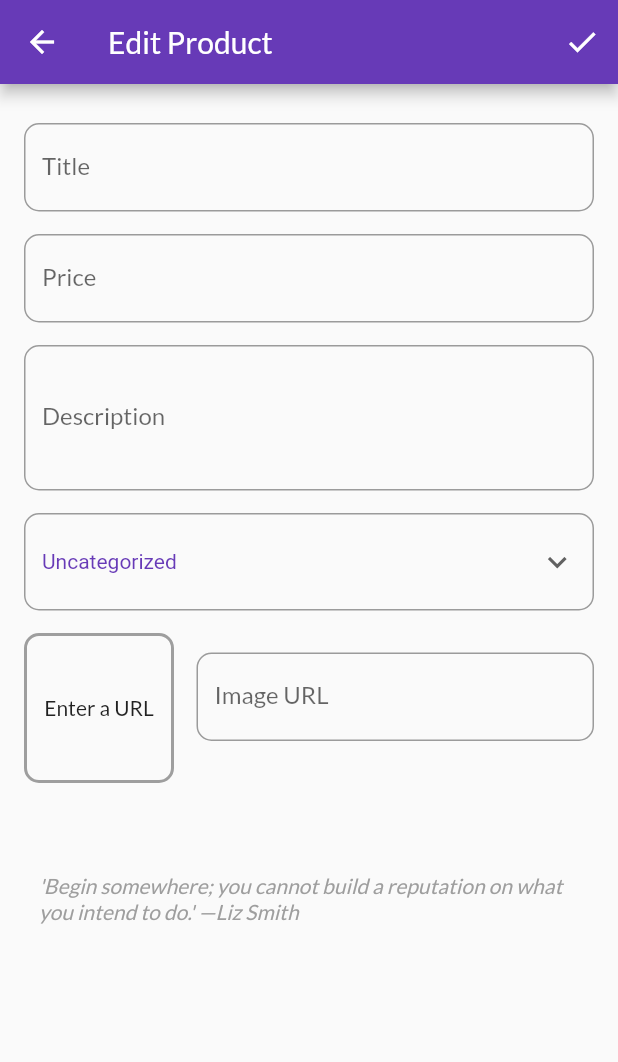
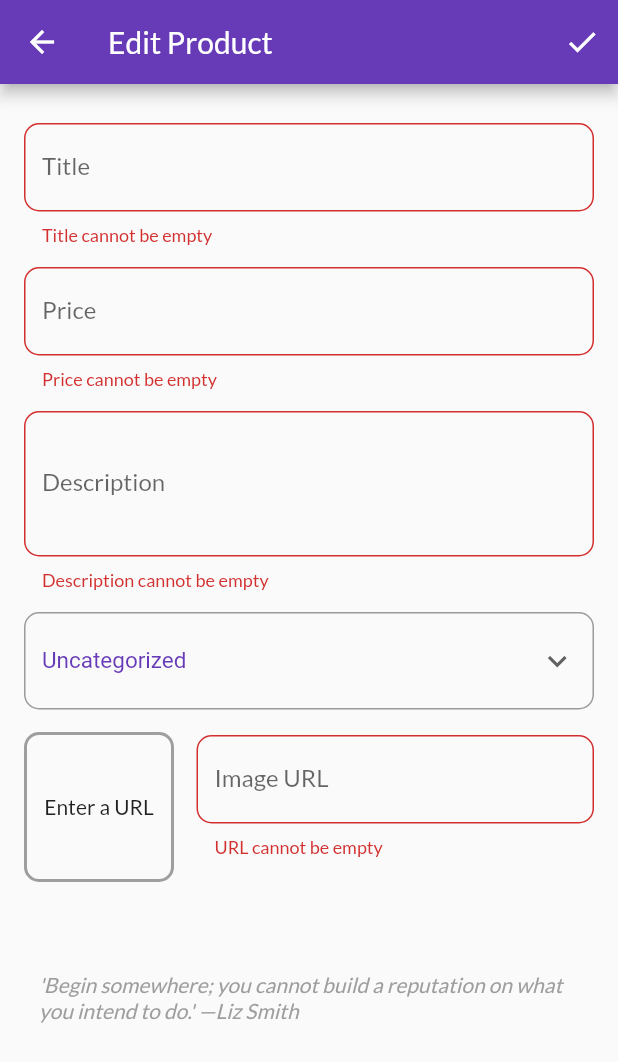
Before and after one commit to JyotinderSingh/ShopLyft, a Flutter app: the EditProductScreen screen opened by its route, after a tap on the "check" icon, on a phone screen of 412 x 824 dp. Shown: the top 1062 px of the screen. Run offline on Flutter 3.47's test engine with Material 2 defaults, Android fonts, the phone set to English and light mode, and no system bars; our stand-ins replace photo_view; network calls fail.

Commit message:
Add and Edit products finished

```diff
--- a/lib/screens/edit_product_screen.dart
+++ b/lib/screens/edit_product_screen.dart
@@ -1,7 +1,8 @@
-import 'package:flutter/foundation.dart';
 import 'package:flutter/material.dart';
+import 'package:provider/provider.dart';
 
 import '../providers/product.dart';
+import '../providers/products.dart';
 
 class EditProductScreen extends StatefulWidget {
   static const routeName = '/edit-product';
@@ -15,6 +16,7 @@ class _EditProductScreenState extends State<EditProductScreen> {
   final _descriptionFocusNode = FocusNode();
   final _imageUrlController = TextEditingController();
   final _imageUrlFocusNode = FocusNode();
+  final _categoriesFocusNode = FocusNode();
   final _form = GlobalKey<FormState>();
   var dropDownValue = Categories.Uncategorized;
   var _editedProduct = Product(
@@ -26,10 +28,40 @@ class _EditProductScreenState extends State<EditProductScreen> {
     category: Categories.Uncategorized,
   );
 
+  var _initValues = {
+    'title': '',
+    'description': '',
+    'price': '',
+    'imageUrl': '',
+    'category': Categories.Uncategorized,
+  };
+  var _isInit = true;
   @override
   void initState() {
     super.initState();
     _imageUrlFocusNode.addListener(_updateImageUrl);
+  }
+
+  @override
+  void didChangeDependencies() {
+    if (_isInit) {
+      final productId = ModalRoute.of(context).settings.arguments as String;
+      if (productId != null) {
+        _editedProduct =
+            Provider.of<Products>(context, listen: false).findById(productId);
+        _initValues = {
+          'title': _editedProduct.title,
+          'description': _editedProduct.description,
+          'price': _editedProduct.price.toString(),
+          // 'imageUrl': _editedProduct.imageUrl,
+          'category': _editedProduct.category,
+        };
+        _imageUrlController.text = _editedProduct.imageUrl;
+      }
+    }
+    _isInit = false;
+
+    super.didChangeDependencies();
   }
 
   final List<String> quotes = [
@@ -43,18 +75,35 @@ class _EditProductScreenState extends State<EditProductScreen> {
 
   void _updateImageUrl() {
     if (!_imageUrlFocusNode.hasFocus) {
+      if ((!_imageUrlController.text.startsWith('http') &&
+              !_imageUrlController.text.startsWith('https')) ||
+          (!_imageUrlController.text.endsWith('.jpg') &&
+              !_imageUrlController.text.endsWith('.jpeg'))) {
+        return;
+      }
       setState(() {});
     }
   }
 
   void _saveForm() {
+    final isValid = _form.currentState.validate();
+    if (!isValid) {
+      return;
+    }
     _form.currentState.save();
-    print(_editedProduct.title);
-    print(_editedProduct.category);
-    print(_editedProduct.description);
-    print(_editedProduct.id);
-    print(_editedProduct.imageUrl);
-    print(_editedProduct.price);
+    if (_editedProduct.id != null) {
+      Provider.of<Products>(context, listen: false)
+          .updateProduct(_editedProduct.id, _editedProduct);
+    } else {
+      Provider.of<Products>(context, listen: false).addProduct(_editedProduct);
+    }
+    Navigator.of(context).pop();
+    // print(_editedProduct.title);
+    // print(_editedProduct.category);
+    // print(_editedProduct.description);
+    // print(_editedProduct.id);
+    // print(_editedProduct.imageUrl);
+    // print(_editedProduct.price);
   }
 
   @override
@@ -90,6 +139,7 @@ class _EditProductScreenState extends State<EditProductScreen> {
                   height: 10,
                 ),
                 TextFormField(
+                  initialValue: _initValues['title'],
                   decoration: InputDecoration(
                     labelText: 'Title',
                     hintText: 'The name of your product',
@@ -103,19 +153,27 @@ class _EditProductScreenState extends State<EditProductScreen> {
                   },
                   onSaved: (value) {
                     _editedProduct = Product(
-                      title: value,
+                      title: value.trim(),
                       category: _editedProduct.category,
                       description: _editedProduct.description,
-                      id: null,
+                      id: _editedProduct.id,
                       imageUrl: _editedProduct.imageUrl,
                       price: _editedProduct.price,
+                      isFavourite: _editedProduct.isFavourite,
                     );
+                  },
+                  validator: (value) {
+                    if (value.trim().isEmpty) {
+                      return 'Title cannot be empty';
+                    }
+                    return null;
                   },
                 ),
                 SizedBox(
                   height: 15,
                 ),
                 TextFormField(
+                  initialValue: _initValues['price'],
                   decoration: InputDecoration(
                     labelText: 'Price',
                     hintText: 'The price displayed to the customer',
@@ -127,23 +185,37 @@ class _EditProductScreenState extends State<EditProductScreen> {
                   textInputAction: TextInputAction.next,
                   focusNode: _priceFocusNode,
                   onFieldSubmitted: (_) {
-                      FocusScope.of(context)
-                          .requestFocus(_descriptionFocusNode);
+                    FocusScope.of(context).requestFocus(_descriptionFocusNode);
                   },
                   onSaved: (value) {
                     _editedProduct = Product(
                       title: _editedProduct.title,
                       category: _editedProduct.category,
                       description: _editedProduct.description,
-                        id: null,
+                      id: _editedProduct.id,
                       imageUrl: _editedProduct.imageUrl,
                       price: double.parse(value),
+                      isFavourite: _editedProduct.isFavourite,
                     );
-                    }),
+                  },
+                  validator: (value) {
+                    if (value.isEmpty) {
+                      return 'Price cannot be empty';
+                    }
+                    if (double.tryParse(value) == null) {
+                      return 'Please enter a valid number';
+                    }
+                    if (double.parse(value) <= 0) {
+                      return 'The price should be greater than 0';
+                    }
+                    return null;
+                  },
+                ),
                 SizedBox(
                   height: 15,
                 ),
                 TextFormField(
+                    initialValue: _initValues['description'],
                     decoration: InputDecoration(
                       labelText: 'Description',
                       hintText: 'Detailed description for the product',
@@ -154,14 +226,24 @@ class _EditProductScreenState extends State<EditProductScreen> {
                     maxLines: 3,
                     keyboardType: TextInputType.multiline,
                     focusNode: _descriptionFocusNode,
+                    validator: (value) {
+                      if (value.trim().isEmpty) {
+                        return 'Description cannot be empty';
+                      }
+                      if (value.trim().length < 10) {
+                        return 'Description must be longer than 10 characters';
+                      }
+                      return null;
+                    },
                     onSaved: (value) {
                       _editedProduct = Product(
                         title: _editedProduct.title,
                         category: _editedProduct.category,
-                        description: value,
-                        id: null,
+                        description: value.trim(),
+                        id: _editedProduct.id,
                         imageUrl: _editedProduct.imageUrl,
                         price: _editedProduct.price,
+                        isFavourite: _editedProduct.isFavourite,
                       );
                     }),
                 SizedBox(
@@ -169,7 +251,7 @@ class _EditProductScreenState extends State<EditProductScreen> {
                 ),
                 DropdownButtonFormField(
                   hint: Text('Select a Category'),
-                  value: dropDownValue,
+                  value: _initValues['category'],
                   icon: Icon(Icons.keyboard_arrow_down),
                   iconSize: 25,
                   // elevation: 5,
@@ -181,6 +263,7 @@ class _EditProductScreenState extends State<EditProductScreen> {
                   ),
                   style: TextStyle(
                     color: Colors.deepPurple,
+                    fontSize: 15,
                   ),
                   // onChanged: ,
                   items: <DropdownMenuItem>[
@@ -214,17 +297,17 @@ class _EditProductScreenState extends State<EditProductScreen> {
                       title: _editedProduct.title,
                       category: value,
                       description: _editedProduct.description,
-                      id: null,
+                      id: _editedProduct.id,
                       imageUrl: _editedProduct.imageUrl,
                       price: _editedProduct.price,
+                      isFavourite: _editedProduct.isFavourite,
                     );
                   },
                   onChanged: (value) {
-                    dropDownValue = value;
+                    _initValues['category'] = value;
                     setState(() {
                       // value;
                     });
-                    // dropDownValue = value;
                   },
                 ),
                 Row(
@@ -253,6 +336,7 @@ class _EditProductScreenState extends State<EditProductScreen> {
                     ),
                     Expanded(
                       child: TextFormField(
+                        // initialValue: _initValues['imageUrl'],
                         decoration: InputDecoration(
                           labelText: 'Image URL',
                           border: OutlineInputBorder(
@@ -267,14 +351,29 @@ class _EditProductScreenState extends State<EditProductScreen> {
                           _saveForm();
                         },
                         focusNode: _imageUrlFocusNode,
+                        validator: (value) {
+                          if (value.isEmpty) {
+                            return 'URL cannot be empty';
+                          }
+                          if (!value.startsWith('http') &&
+                              !value.startsWith('https')) {
+                            return 'Please enter a valid URL';
+                          }
+                          if (!value.endsWith('.jpg') &&
+                              !value.endsWith('.jpeg')) {
+                            return 'The enter a valid image (JPG or JPEG) URL';
+                          }
+                          return null;
+                        },
                         onSaved: (value) {
                           _editedProduct = Product(
                             title: _editedProduct.title,
                             category: _editedProduct.category,
                             description: _editedProduct.description,
-                            id: null,
+                            id: _editedProduct.id,
                             imageUrl: value,
                             price: _editedProduct.price,
+                            isFavourite: _editedProduct.isFavourite,
                           );
                         },
                       ),
--- a/lib/screens/user_products_screen.dart
+++ b/lib/screens/user_products_screen.dart
@@ -29,6 +29,7 @@ class UserProductsScreen extends StatelessWidget {
         child: ListView.builder(
           itemCount: productsData.items.length,
           itemBuilder: (_, i) => UserProductItem(
+            productsData.items[i].id,
             productsData.items[i].title,
             productsData.items[i].imageUrl,
           ),
```
Also changed, not shown: lib/providers/products.dart (+21 -2 lines), lib/widgets/user_product_item.dart (+12 -2 lines). Lines whose indentation alone changed are shown as unchanged.
